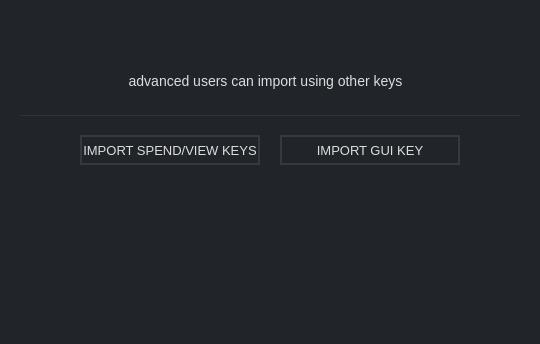
Old version of the form src/gui/ui/welcomeframe.ui in the repository ConcealNetwork/conceal-desktop; both pictures show x 361 to 901 and y 356 to 700 of the 1270 by 700 pixel window.
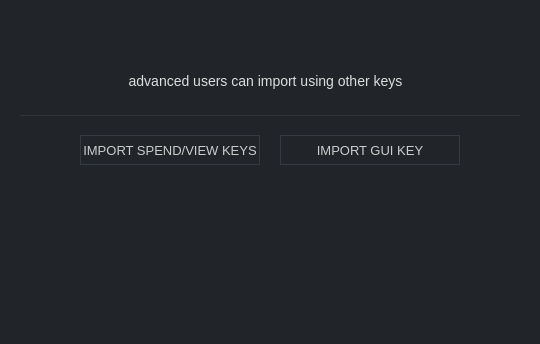
New version of the form. Icons and pictures are not drawn.

Patch:
```diff
--- a/src/gui/ui/welcomeframe.ui
+++ b/src/gui/ui/welcomeframe.ui
@@ -215,7 +215,9 @@
         </font>
        </property>
        <property name="styleSheet">
-        <string notr="true">color: orange; background-color: #1; border: 1px solid orange; font-size: 16px;</string>
+        <string notr="true">QPushButton#next1 {color: orange; background-color: #1; border: 1px solid orange; font-size: 16px;}
+
+QPushButton#next1:hover {color: orange; background-color: #1; border: 2px solid orange; font-size: 16px;}</string>
        </property>
        <property name="text">
         <string>NEXT</string>
@@ -844,7 +846,9 @@
         </font>
        </property>
        <property name="styleSheet">
-        <string notr="true">color: #ddd; border: 2px solid #343a40; font-size: 13px; background-color: #21259;</string>
+        <string notr="true">QPushButton#spendkeyButton {color: #ccc; border: 1px solid #343a40; font-size: 13px; background-color: #21259;}
+
+QPushButton#spendkeyButton:hover {color: #ddd; border: 2px solid #444; font-size: 13px; background-color: #21259;}</string>
        </property>
        <property name="text">
         <string>IMPORT SPEND/VIEW KEYS</string>
@@ -865,7 +869,9 @@
         </font>
        </property>
        <property name="styleSheet">
-        <string notr="true">color: #ddd; border: 2px solid #343a40; font-size: 13px; background-color: #21259;</string>
+        <string notr="true">QPushButton#guikeyButton {color: #ccc; border: 1px solid #343a40; font-size: 13px; background-color: #21259;}
+
+QPushButton#guikeyButton:hover {color: #ddd; border: 2px solid #444; font-size: 13px; background-color: #21259;}</string>
        </property>
        <property name="text">
         <string>IMPORT GUI KEY</string>
```
Left out of the diff: 20 changed lines with no effect on the pictures.
